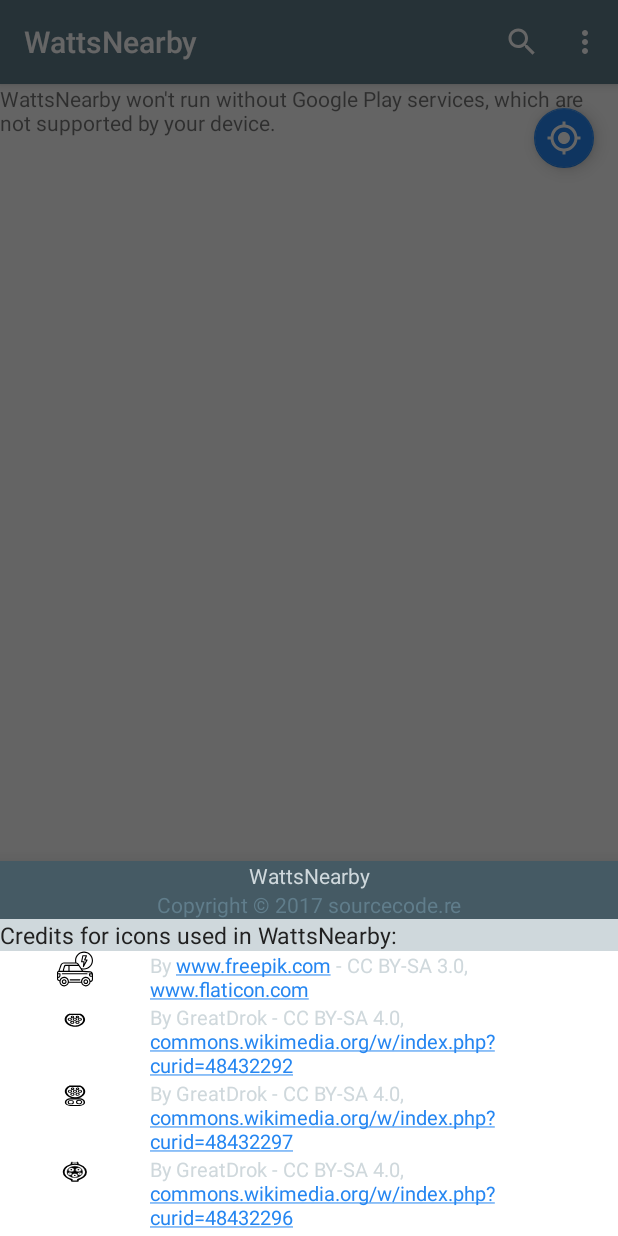
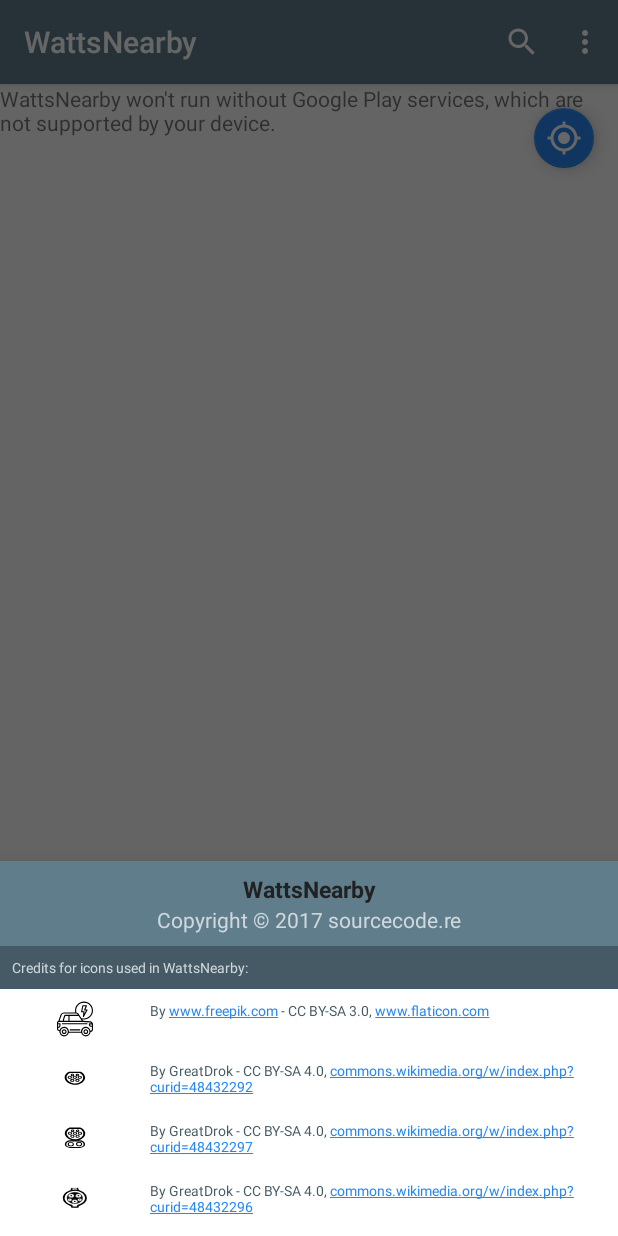
Before and after one commit to sourcecodere/WattsNearby, an Android app: the MainMapActivity screen opened directly, with no data from a screen before it, in the options menu, after a tap on "About", on a phone screen of 412 x 824 dp. Run offline under Robolectric (Android 15) with nearby library versions, the phone set to English and light mode, and no system bars; 7 statements that could not run were skipped.

Commit message:
Design change about bottom sheet.

```diff
--- a/app/src/main/res/layout/bottom_sheet_about.xml
+++ b/app/src/main/res/layout/bottom_sheet_about.xml
@@ -3,176 +3,191 @@
     android:layout_width="match_parent"
     android:layout_height="match_parent"
     android:orientation="vertical">
+
     <LinearLayout
         android:layout_width="match_parent"
         android:layout_height="wrap_content"
+        android:background="@color/primary"
         android:orientation="vertical">
+
         <TextView
             android:id="@+id/about_sheet_title"
+            style="@style/AppTheme.SubTitle.Dark"
             android:layout_width="match_parent"
             android:layout_height="wrap_content"
             android:layout_weight="0.8"
-        android:background="@color/primary_dark"
             android:text="@string/about_title"
             android:textAlignment="center"
-        android:textColor="@color/primary_light" />
+            android:textStyle="bold"
+            android:paddingTop="@dimen/padding_small"/>
+
         <TextView
             android:id="@+id/about_sheet_developer"
+            style="@style/AppTheme.Caption"
             android:layout_width="match_parent"
             android:layout_height="wrap_content"
             android:layout_weight="0.8"
-            android:background="@color/primary_dark"
+            android:paddingBottom="@dimen/padding_small"
             android:text="@string/about_developer"
-            android:textAlignment="center"
-            android:textColor="@color/primary" />
+            android:textAlignment="center" />
 
     </LinearLayout>
 
     <TextView
         android:id="@+id/about_sheet_sub_title"
+        style="@style/AppTheme.Caption.Small"
         android:layout_width="match_parent"
         android:layout_height="wrap_content"
-        android:background="@color/primary_light"
-        style="@style/AppTheme.SubTitle.Dark"
-        android:text="@string/credit_ic"/>
+        android:background="@color/primary_dark"
+        android:padding="@dimen/padding_small"
+        android:text="@string/credit_ic" />
 
     <LinearLayout
         android:layout_width="match_parent"
         android:layout_height="wrap_content"
-        android:orientation="horizontal">
+        android:orientation="horizontal"
+        android:paddingTop="@dimen/padding_small"
+        android:paddingBottom="@dimen/padding_small">
 
         <ImageView
             android:layout_width="150px"
             android:layout_height="wrap_content"
-            android:src="@drawable/ic_electric_car_launcher"
-            android:contentDescription="@string/img_electric_car"/>
+            android:contentDescription="@string/img_electric_car"
+            android:src="@drawable/ic_electric_car_launcher" />
 
         <TextView
+            style="@style/AppTheme.Body.Dark.Small"
             android:layout_width="match_parent"
             android:layout_height="wrap_content"
             android:autoLink="web"
-            style="@style/AppTheme.Body"
             android:text="@string/credit_ic_launcher" />
     </LinearLayout>
+
     <LinearLayout
         android:layout_width="match_parent"
         android:layout_height="wrap_content"
-        android:orientation="horizontal">
+        android:orientation="horizontal"
+        android:paddingTop="@dimen/padding_small"
+        android:paddingBottom="@dimen/padding_small">
 
         <ImageView
             android:layout_width="150px"
             android:layout_height="wrap_content"
-            android:src="@drawable/ic_type2_mennekes"
             android:contentDescription="@string/pref_enable_type2_mennekes_label"
-            />
+            android:src="@drawable/ic_type2_mennekes" />
 
         <TextView
+            style="@style/AppTheme.Body.Dark.Small"
             android:layout_width="match_parent"
             android:layout_height="wrap_content"
             android:autoLink="web"
-            style="@style/AppTheme.Body"
-            android:text="@string/credit_ic_type2_mennekes"
-            />
+            android:text="@string/credit_ic_type2_mennekes" />
     </LinearLayout>
+
     <LinearLayout
         android:layout_width="match_parent"
         android:layout_height="wrap_content"
-        android:orientation="horizontal">
+        android:orientation="horizontal"
+        android:paddingTop="@dimen/padding_small"
+        android:paddingBottom="@dimen/padding_small">
 
         <ImageView
             android:layout_width="150px"
             android:layout_height="wrap_content"
-            android:src="@drawable/ic_combo_ccs_eu"
             android:contentDescription="@string/pref_enable_combo_ccs_eu_label"
-            />
+            android:src="@drawable/ic_combo_ccs_eu" />
 
         <TextView
+            style="@style/AppTheme.Body.Dark.Small"
             android:layout_width="match_parent"
             android:layout_height="wrap_content"
             android:autoLink="web"
-            style="@style/AppTheme.Body"
-            android:text="@string/credit_ic_combo_css"
-            />
+            android:text="@string/credit_ic_combo_css" />
     </LinearLayout>
+
     <LinearLayout
         android:layout_width="match_parent"
         android:layout_height="wrap_content"
-        android:orientation="horizontal">
+        android:orientation="horizontal"
+        android:paddingTop="@dimen/padding_small"
+        android:paddingBottom="@dimen/padding_small">
+
+        <ImageView
+
+            android:layout_width="150px"
+            android:layout_height="wrap_content"
+            android:contentDescription="@string/pref_enable_type1_j1772_label"
+            android:src="@drawable/ic_type1_j1772" />
+
+        <TextView
+            style="@style/AppTheme.Body.Dark.Small"
+            android:layout_width="match_parent"
+            android:layout_height="wrap_content"
+            android:autoLink="web"
+            android:text="@string/credit_ic_type1_j1772" />
+    </LinearLayout>
+
+    <LinearLayout
+        android:layout_width="match_parent"
+        android:layout_height="wrap_content"
+        android:orientation="horizontal"
+        android:paddingTop="@dimen/padding_small"
+        android:paddingBottom="@dimen/padding_small">
 
         <ImageView
             android:layout_width="150px"
             android:layout_height="wrap_content"
-            android:src="@drawable/ic_type1_j1772"
-            android:contentDescription="@string/pref_enable_type1_j1772_label"
-            />
+            android:contentDescription="@string/pref_enable_type1_ccs_label"
+            android:src="@drawable/ic_type1_ccs" />
 
         <TextView
+            style="@style/AppTheme.Body.Dark.Small"
             android:layout_width="match_parent"
             android:layout_height="wrap_content"
             android:autoLink="web"
-            style="@style/AppTheme.Body"
-            android:text="@string/credit_ic_type1_j1772"
-            />
+            android:text="@string/credit_ic_type1_css" />
     </LinearLayout>
+
     <LinearLayout
         android:layout_width="match_parent"
         android:layout_height="wrap_content"
-        android:orientation="horizontal">
+        android:orientation="horizontal"
+        android:paddingTop="@dimen/padding_small"
+        android:paddingBottom="@dimen/padding_small">
 
         <ImageView
             android:layout_width="150px"
             android:layout_height="wrap_content"
-            android:src="@drawable/ic_type1_ccs"
-            android:contentDescription="@string/pref_enable_type1_ccs_label"
-            />
+            android:contentDescription="@string/pref_enable_chademo_label"
+            android:src="@drawable/ic_chademo" />
 
         <TextView
+            style="@style/AppTheme.Body.Dark.Small"
             android:layout_width="match_parent"
             android:layout_height="wrap_content"
             android:autoLink="web"
-            style="@style/AppTheme.Body"
-            android:text="@string/credit_ic_type1_css"
-            />
+            android:text="@string/credit_ic_chademo" />
     </LinearLayout>
+
     <LinearLayout
         android:layout_width="match_parent"
         android:layout_height="wrap_content"
-        android:orientation="horizontal">
+        android:orientation="horizontal"
+        android:paddingTop="@dimen/padding_small"
+        android:paddingBottom="@dimen/padding_small">
 
         <ImageView
             android:layout_width="150px"
             android:layout_height="wrap_content"
-            android:src="@drawable/ic_chademo"
-            android:contentDescription="@string/pref_enable_chademo_label"
-            />
+            android:contentDescription="@string/pref_enable_tesla_hpwc_label"
+            android:src="@drawable/ic_tesla_hpwc" />
 
         <TextView
+            style="@style/AppTheme.Body.Dark.Small"
             android:layout_width="match_parent"
             android:layout_height="wrap_content"
             android:autoLink="web"
-            style="@style/AppTheme.Body"
-            android:text="@string/credit_ic_chademo"
-            />
-    </LinearLayout>
-    <LinearLayout
-        android:layout_width="match_parent"
-        android:layout_height="wrap_content"
-        android:orientation="horizontal">
-
-        <ImageView
-            android:layout_width="150px"
-            android:layout_height="wrap_content"
-            android:src="@drawable/ic_tesla_hpwc"
-            android:contentDescription="@string/pref_enable_tesla_hpwc_label"
-            />
-
-        <TextView
-            android:layout_width="match_parent"
-            android:layout_height="wrap_content"
-            android:autoLink="web"
-            style="@style/AppTheme.Body"
-            android:text="@string/credit_ic_tesla_hpwc"
-            />
+            android:text="@string/credit_ic_tesla_hpwc" />
     </LinearLayout>
 
 </LinearLayout>
--- a/app/src/main/res/values/styles.xml
+++ b/app/src/main/res/values/styles.xml
@@ -48,8 +48,20 @@
         <item name="android:textSize">@dimen/text_size_body</item>
     </style>
 
+    <style name="AppTheme.Body.Dark" parent="@style/TextAppearance.AppCompat.Body1">
+        <item name="android:textColor">@color/primary_dark</item>
+        <item name="android:textColorLink">@color/accent</item>
+        <item name="android:textSize">@dimen/text_size_body</item>
+    </style>
+
     <style name="AppTheme.Body.Small" parent="@style/TextAppearance.AppCompat.Body1">
         <item name="android:textColor">@color/primary_light</item>
+        <item name="android:textColorLink">@color/accent</item>
+        <item name="android:textSize">@dimen/text_size_body_small</item>
+    </style>
+
+    <style name="AppTheme.Body.Dark.Small" parent="@style/TextAppearance.AppCompat.Body1">
+        <item name="android:textColor">@color/primary_dark</item>
         <item name="android:textColorLink">@color/accent</item>
         <item name="android:textSize">@dimen/text_size_body_small</item>
     </style>
@@ -62,20 +74,17 @@
     </style>
 
     <!-- App bar with search. -->
-    <style name="AppTheme.AppBarOverlay"
-        parent="ThemeOverlay.AppCompat.Dark.ActionBar"/>
+    <style name="AppTheme.AppBarOverlay" parent="ThemeOverlay.AppCompat.Dark.ActionBar" />
 
     <!-- Custom style for the bottom sheet fragment. -->
     <!-- Credits to: https://stackoverflow.com/a/35634293 -->
-    <style name="AppBottomSheetDialogTheme"
-        parent="Theme.Design.Light.BottomSheetDialog">
+    <style name="AppBottomSheetDialogTheme" parent="Theme.Design.Light.BottomSheetDialog">
         <item name="bottomSheetStyle">@style/AppModalStyle</item>
     </style>
 
     <!-- Custom style for the bottom sheet fragment. -->
     <!-- Credits to: https://stackoverflow.com/a/35634293 -->
-    <style name="AppModalStyle"
-        parent="Widget.Design.BottomSheet.Modal">
+    <style name="AppModalStyle" parent="Widget.Design.BottomSheet.Modal">
         <item name="behavior_peekHeight">@dimen/bottom_sheet_peek_height</item>
     </style>
 
```
Lines whose indentation alone changed are shown as unchanged.
